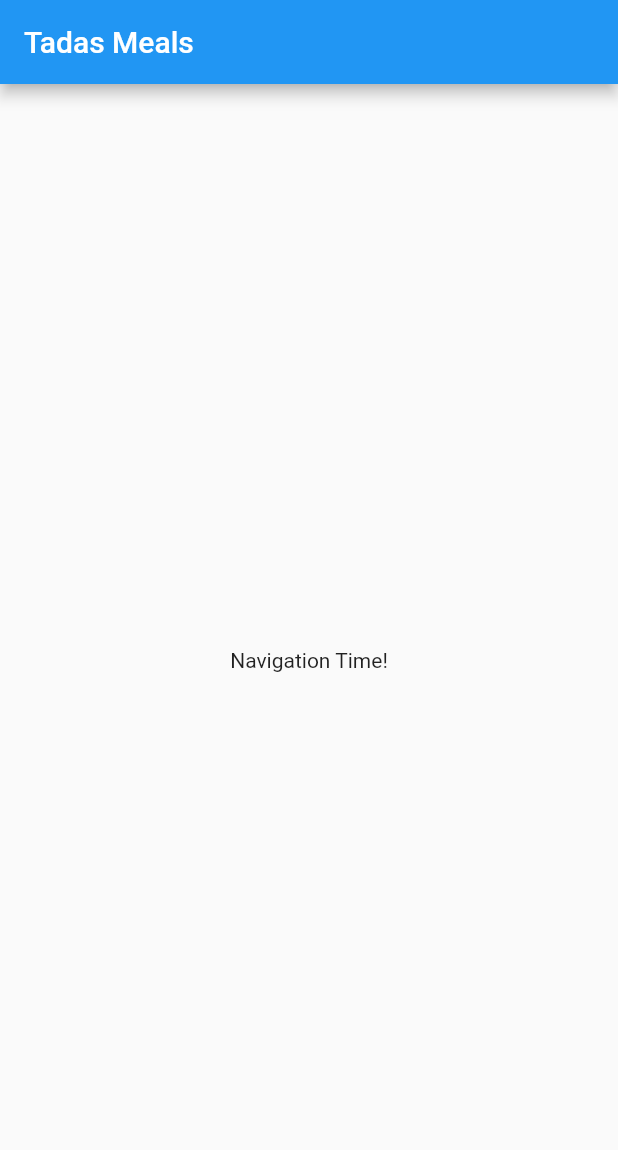
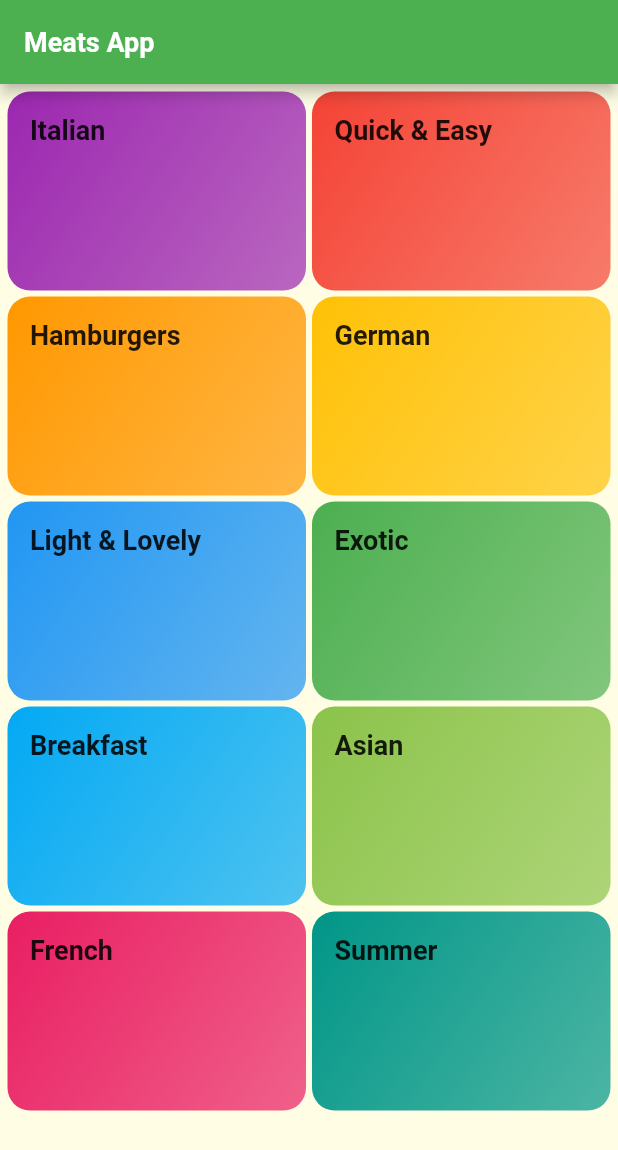
Before and after one commit to TadasPaulauskas/Flutter-Meals-App, a Flutter app: the screen it shows after launch, on a phone screen of 412 x 824 dp. Shown: the top 1150 px of the screen. Run offline on Flutter 3.47's test engine with Material 2 defaults, Android fonts, the phone set to English and light mode, and no system bars; Roboto replaces fonts that are missing (RobotoCondenced).

Commit message:
fonts, main route

```diff
--- /dev/null
+++ b/lib/categories_screen.dart
@@ -0,0 +1,34 @@
+import 'package:flutter/material.dart';
+import 'package:meals_app/category_item.dart';
+import 'package:meals_app/dummy_data.dart';
+
+class CategoriesScreen extends StatelessWidget {
+  const CategoriesScreen({super.key});
+
+  @override
+  Widget build(BuildContext context) {
+    return Scaffold(
+      appBar: AppBar(
+        title: const Text('Meats App'),
+      ),
+      body: GridView(
+        padding: const EdgeInsets.all(5),
+        gridDelegate: const SliverGridDelegateWithMaxCrossAxisExtent(
+          maxCrossAxisExtent: 200,
+          childAspectRatio: 3 / 2,
+          crossAxisSpacing: 4,
+          mainAxisSpacing: 4,
+        ),
+        children: DUMMY_CATEGORIES
+            .map(
+              (catData) => CategoryItem(
+                id: catData.id,
+                title: catData.title,
+                color: catData.color,
+              ),
+            )
+            .toList(),
+      ),
+    );
+  }
+}
--- /dev/null
+++ b/lib/category_item.dart
@@ -0,0 +1,49 @@
+import 'package:flutter/material.dart';
+import 'package:meals_app/category_meals_screen.dart';
+
+class CategoryItem extends StatelessWidget {
+  final String id;
+  final String title;
+  final Color color;
+
+  const CategoryItem({
+    super.key,
+    required this.id,
+    required this.title,
+    required this.color,
+  });
+
+  void selectCategory(BuildContext ctx) {
+    Navigator.of(ctx).pushNamed(
+      CategoryMealsScreen.routeName,
+      arguments: {'id': id, 'title': title},
+    );
+  }
+
+  @override
+  Widget build(BuildContext context) {
+    return InkWell(
+      onTap: () => selectCategory(context),
+      splashColor: Theme.of(context).primaryColor,
+      borderRadius: BorderRadius.circular(15),
+      child: Container(
+        padding: const EdgeInsets.all(15),
+        decoration: BoxDecoration(
+          gradient: LinearGradient(
+            colors: [
+              color,
+              color.withOpacity(0.7),
+            ],
+            begin: Alignment.topLeft,
+            end: Alignment.bottomRight,
+          ),
+          borderRadius: BorderRadius.circular(15),
+        ),
+        child: Text(
+          title,
+          style: Theme.of(context).textTheme.headline6,
+        ),
+      ),
+    );
+  }
+}
--- /dev/null
+++ b/lib/category_meals_screen.dart
@@ -0,0 +1,30 @@
+import 'package:flutter/material.dart';
+
+class CategoryMealsScreen extends StatelessWidget {
+  static const routeName = '/category-meals';
+  // final String categoryId;
+  // final String categoryTitle;
+
+  const CategoryMealsScreen({
+    super.key,
+    // required this.categoryId,
+    // required this.categoryTitle,
+  });
+
+  @override
+  Widget build(BuildContext context) {
+    final routeArgs =
+        ModalRoute.of(context)?.settings.arguments as Map<String, String>;
+    final categoryTitle = routeArgs['title'];
+    final categoryId = routeArgs['id'];
+
+    return Scaffold(
+      appBar: AppBar(
+        title: Text(categoryTitle!),
+      ),
+      body: const Center(
+        child: Text('Recepies for the Category'),
+      ),
+    );
+  }
+}
--- /dev/null
+++ b/lib/dummy_data.dart
@@ -0,0 +1,56 @@
+import 'package:flutter/material.dart';
+
+import './models/category.dart';
+
+const DUMMY_CATEGORIES = const [
+  Category(
+    id: 'c1',
+    title: 'Italian',
+    color: Colors.purple,
+  ),
+  Category(
+    id: 'c2',
+    title: 'Quick & Easy',
+    color: Colors.red,
+  ),
+  Category(
+    id: 'c3',
+    title: 'Hamburgers',
+    color: Colors.orange,
+  ),
+  Category(
+    id: 'c4',
+    title: 'German',
+    color: Colors.amber,
+  ),
+  Category(
+    id: 'c5',
+    title: 'Light & Lovely',
+    color: Colors.blue,
+  ),
+  Category(
+    id: 'c6',
+    title: 'Exotic',
+    color: Colors.green,
+  ),
+  Category(
+    id: 'c7',
+    title: 'Breakfast',
+    color: Colors.lightBlue,
+  ),
+  Category(
+    id: 'c8',
+    title: 'Asian',
+    color: Colors.lightGreen,
+  ),
+  Category(
+    id: 'c9',
+    title: 'French',
+    color: Colors.pink,
+  ),
+  Category(
+    id: 'c10',
+    title: 'Summer',
+    color: Colors.teal,
+  ),
+];
--- a/lib/main.dart
+++ b/lib/main.dart
@@ -1,4 +1,6 @@
 import 'package:flutter/material.dart';
+import 'package:meals_app/categories_screen.dart';
+import 'package:meals_app/category_meals_screen.dart';
 
 void main() {
   runApp(const MyApp());
@@ -11,11 +13,27 @@ class MyApp extends StatelessWidget {
   @override
   Widget build(BuildContext context) {
     return MaterialApp(
-      title: 'Tadas Meals',
+      title: 'Meals Demo',
       theme: ThemeData(
-        primarySwatch: Colors.blue,
+        primarySwatch: Colors.green,
+        accentColor: Colors.amber.shade200,
+        canvasColor: const Color.fromRGBO(255, 254, 229, 1),
+        fontFamily: 'Raleway',
+        textTheme: ThemeData.light().textTheme.copyWith(
+              bodyText1: TextStyle(color: Color.fromRGBO(20, 51, 51, 1)),
+              bodyText2: TextStyle(color: Color.fromRGBO(20, 51, 51, 1)),
+              headline6: TextStyle(
+                  fontSize: 18,
+                  fontWeight: FontWeight.bold,
+                  fontFamily: 'RobotoCondenced'),
+            ),
       ),
-      home: const MyHomePage(),
+      home: const CategoriesScreen(),
+      // initialRoute: '/',
+      routes: {
+        // '/': (ctx) => const CategoriesScreen(),
+        CategoryMealsScreen.routeName: (ctx) => const CategoryMealsScreen(),
+      },
     );
   }
 }
@@ -32,7 +50,7 @@ class _MyHomePageState extends State<MyHomePage> {
   Widget build(BuildContext context) {
     return Scaffold(
       appBar: AppBar(
-        title: const Text('Tadas Meals'),
+        title: const Text('Meals Demo'),
       ),
       body: const Center(
         child: Text('Navigation Time!'),
--- /dev/null
+++ b/lib/models/category.dart
@@ -0,0 +1,13 @@
+import 'package:flutter/material.dart';
+
+class Category {
+  final String id;
+  final String title;
+  final Color color;
+
+  const Category({
+    required this.id,
+    required this.title,
+    required this.color,
+  });
+}
```
Also changed, not shown: pubspec.yaml (+18 -12 lines), assets/fonts/Raleway-Black.ttf (added), assets/fonts/Raleway-Bold.ttf (added), assets/fonts/Raleway-Regular.ttf (added), assets/fonts/RobotoCondensed-Bold.ttf (added), assets/fonts/RobotoCondensed-Italic.ttf (added), assets/fonts/RobotoCondensed-Light.ttf (added), assets/fonts/RobotoCondensed-Regular.ttf (added).
